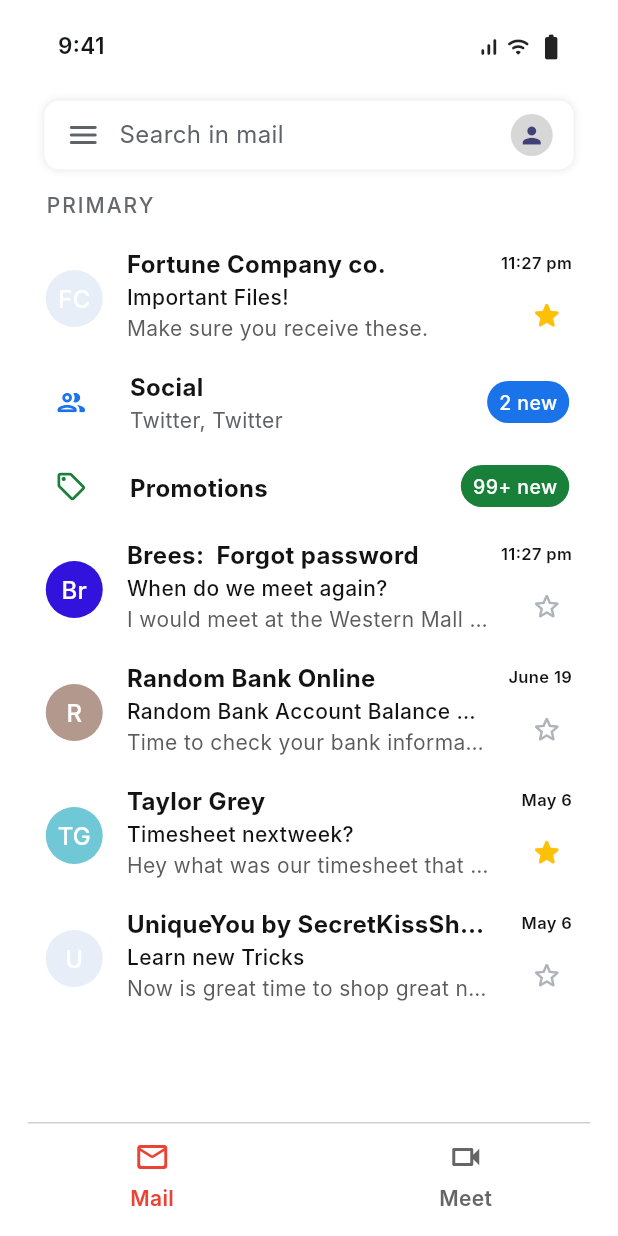
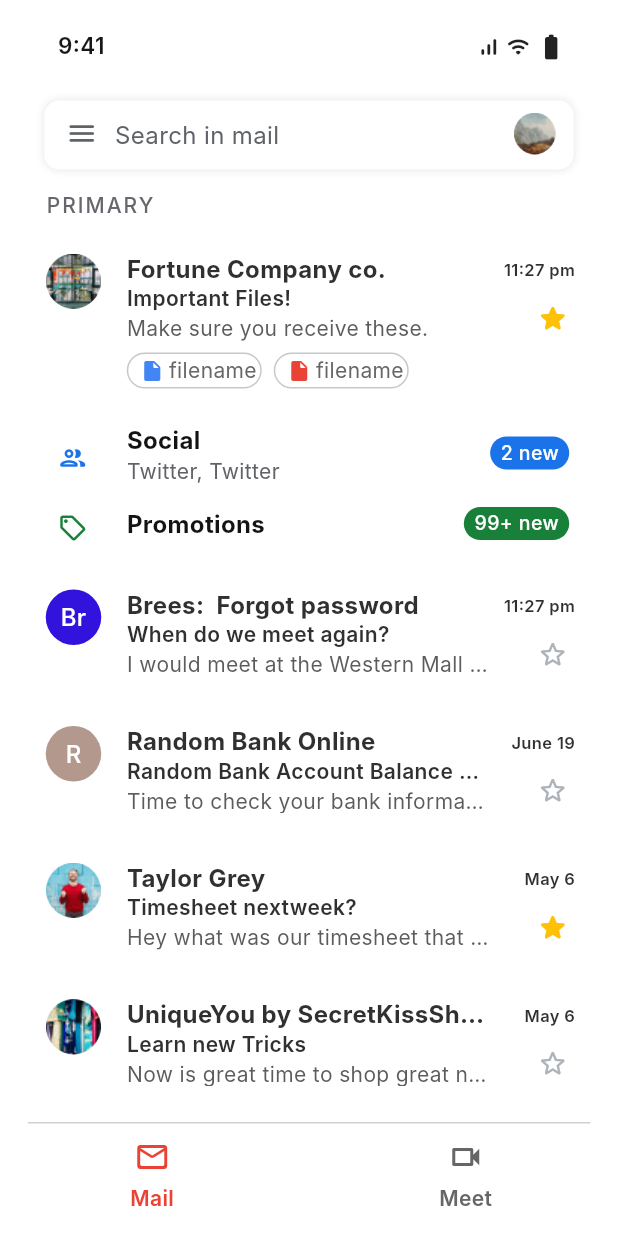
Before and after one commit to Husseinabozina/Brees-Mobile-App, a Flutter app: the GmailInboxScreen widget shown alone on an empty page, opened directly with empty values, on a phone screen of 412 x 824 dp. Run offline on Flutter 3.47's test engine with Material 3 defaults, Android fonts, the phone set to English and light mode, and no system bars; Roboto replaces fonts that are missing (Inter).

Commit message:
fix: align Gmail inbox to Figma geometry and avatars

```diff
--- a/lib/src/core/widgets/gmail_shell.dart
+++ b/lib/src/core/widgets/gmail_shell.dart
@@ -48,7 +48,6 @@ class GmailShell extends StatelessWidget {
               top: 61,
               height: 46,
               child: Container(
-                padding: const EdgeInsets.symmetric(horizontal: 14),
                 decoration: BoxDecoration(
                   color: Colors.white,
                   borderRadius: BorderRadius.circular(10),
@@ -59,11 +58,20 @@ class GmailShell extends StatelessWidget {
                     ),
                   ],
                 ),
-                child: const Row(
+                child: Stack(
                   children: [
-                    Icon(Icons.menu_rounded, color: Color(0xFF5F6368)),
-                    SizedBox(width: 12),
-                    Expanded(
+                    const Positioned(
+                      left: 14,
+                      top: 11,
+                      child: Icon(
+                        Icons.menu_rounded,
+                        color: Color(0xFF5F6368),
+                        size: 22,
+                      ),
+                    ),
+                    const Positioned(
+                      left: 47,
+                      top: 12,
                       child: Text(
                         'Search in mail',
                         style: TextStyle(
@@ -72,10 +80,17 @@ class GmailShell extends StatelessWidget {
                         ),
                       ),
                     ),
-                    CircleAvatar(
-                      radius: 14,
-                      backgroundColor: Color(0xFFD7D7D7),
-                      child: Icon(Icons.person, size: 18),
+                    Positioned(
+                      right: 12,
+                      top: 8,
+                      width: 28,
+                      height: 28,
+                      child: ClipOval(
+                        child: Image.asset(
+                          'assets/images/gmail_profile_avatar.png',
+                          fit: BoxFit.cover,
+                        ),
+                      ),
                     ),
                   ],
                 ),
--- a/lib/src/features/system_preview/presentation/pages/gmail_inbox_screen.dart
+++ b/lib/src/features/system_preview/presentation/pages/gmail_inbox_screen.dart
@@ -33,22 +33,24 @@ class GmailInboxScreen extends StatelessWidget {
             const Positioned(
               left: 0,
               right: 0,
-              top: 34,
-              height: 82,
+              top: 44,
+              height: 91,
               child: _MailRow(
                 avatarText: 'FC',
+                avatarAsset: 'assets/images/gmail_fortune_avatar.png',
                 title: 'Fortune Company co.',
                 subject: 'Important Files!',
                 preview: 'Make sure you receive these.',
                 time: '11:27 pm',
                 starred: true,
+                attachments: true,
               ),
             ),
             const Positioned(
               left: 0,
               right: 0,
-              top: 116,
-              height: 56,
+              top: 158,
+              height: 44,
               child: _CategoryRow(
                 icon: Icons.people_outline_rounded,
                 title: 'Social',
@@ -60,8 +62,8 @@ class GmailInboxScreen extends StatelessWidget {
             const Positioned(
               left: 0,
               right: 0,
-              top: 172,
-              height: 56,
+              top: 214,
+              height: 40,
               child: _CategoryRow(
                 icon: Icons.sell_outlined,
                 title: 'Promotions',
@@ -73,8 +75,8 @@ class GmailInboxScreen extends StatelessWidget {
             Positioned(
               left: 0,
               right: 0,
-              top: 228,
-              height: 82,
+              top: 268,
+              height: 59,
               child: _MailRow(
                 avatarText: 'Br',
                 title: 'Brees:  Forgot password',
@@ -88,8 +90,8 @@ class GmailInboxScreen extends StatelessWidget {
             const Positioned(
               left: 0,
               right: 0,
-              top: 310,
-              height: 82,
+              top: 359,
+              height: 59,
               child: _MailRow(
                 avatarText: 'R',
                 title: 'Random Bank Online',
@@ -102,10 +104,11 @@ class GmailInboxScreen extends StatelessWidget {
             const Positioned(
               left: 0,
               right: 0,
-              top: 392,
-              height: 82,
+              top: 450,
+              height: 59,
               child: _MailRow(
                 avatarText: 'TG',
+                avatarAsset: 'assets/images/gmail_taylor_avatar.png',
                 title: 'Taylor Grey',
                 subject: 'Timesheet nextweek?',
                 preview: 'Hey what was our timesheet that was for..',
@@ -117,10 +120,11 @@ class GmailInboxScreen extends StatelessWidget {
             const Positioned(
               left: 0,
               right: 0,
-              top: 474,
-              height: 82,
+              top: 541,
+              height: 59,
               child: _MailRow(
                 avatarText: 'U',
+                avatarAsset: 'assets/images/gmail_unique_avatar.png',
                 title: 'UniqueYou by SecretKissShop',
                 subject: 'Learn new Tricks',
                 preview: 'Now is great time to shop great new fash..',
@@ -158,51 +162,52 @@ class _CategoryRow extends StatelessWidget {
 
   @override
   Widget build(BuildContext context) {
+    final compact = subtitle.isEmpty;
     return Stack(
       children: [
         Positioned(
-          left: 18,
-          top: 17,
-          child: Icon(icon, color: badgeColor, size: 22),
+          left: 20,
+          top: compact ? 4 : 13,
+          child: Icon(icon, color: badgeColor, size: 20),
         ),
         Positioned(
-          left: 68,
-          right: 86,
-          top: subtitle.isEmpty ? 19 : 8,
+          left: 66,
+          right: 90,
+          top: compact ? 0 : 0,
           child: Text(
             title,
             maxLines: 1,
             overflow: TextOverflow.ellipsis,
             style: const TextStyle(
               fontSize: 16,
-              height: 20 / 16,
+              height: 22 / 16,
               fontWeight: FontWeight.w700,
             ),
           ),
         ),
-        if (subtitle.isNotEmpty)
+        if (!compact)
           Positioned(
-            left: 68,
-            right: 86,
-            top: 31,
+            left: 66,
+            right: 90,
+            top: 22,
             child: Text(
               subtitle,
               maxLines: 1,
               overflow: TextOverflow.ellipsis,
               style: const TextStyle(
                 fontSize: 14,
-                height: 18 / 14,
+                height: 19 / 14,
                 color: Color(0xFF606267),
               ),
             ),
           ),
         Positioned(
           right: 14,
-          top: 14,
+          top: compact ? 0 : 9,
           child: Container(
-            height: 28,
+            height: 22,
             alignment: Alignment.center,
-            padding: const EdgeInsets.symmetric(horizontal: 8),
+            padding: const EdgeInsets.symmetric(horizontal: 7),
             decoration: BoxDecoration(
               color: badgeColor,
               borderRadius: BorderRadius.circular(50),
@@ -212,7 +217,7 @@ class _CategoryRow extends StatelessWidget {
               style: const TextStyle(
                 color: Colors.white,
                 fontSize: 13,
-                height: 16 / 13,
+                height: 15 / 13,
                 fontWeight: FontWeight.w500,
               ),
             ),
@@ -230,18 +235,22 @@ class _MailRow extends StatelessWidget {
     required this.subject,
     required this.preview,
     required this.time,
+    this.avatarAsset,
     this.avatarColor = const Color(0xFFE7EEF8),
     this.starred = false,
+    this.attachments = false,
     this.onTap,
   });
 
   final String avatarText;
+  final String? avatarAsset;
   final String title;
   final String subject;
   final String preview;
   final String time;
   final Color avatarColor;
   final bool starred;
+  final bool attachments;
   final VoidCallback? onTap;
 
   @override
@@ -253,11 +262,12 @@ class _MailRow extends StatelessWidget {
         children: [
           Positioned(
             left: 12,
-            top: 22,
-            width: 38,
-            height: 38,
-            child: CircleAvatar(
-              radius: 19,
+            top: 1,
+            width: 37,
+            height: 37,
+            child: avatarAsset == null
+                ? CircleAvatar(
+                    radius: 18.5,
                     backgroundColor: avatarColor,
                     child: Text(
                       avatarText,
@@ -267,19 +277,23 @@ class _MailRow extends StatelessWidget {
                         height: 20 / 16,
                       ),
                     ),
+                  )
+                : ClipOval(
+                    child: Image.asset(avatarAsset!, fit: BoxFit.cover),
                   ),
           ),
           Positioned(
             left: 66,
             right: 67,
-            top: 8,
+            top: 0,
             child: Text(
               title,
               maxLines: 1,
               overflow: TextOverflow.ellipsis,
               style: const TextStyle(
+                color: Color(0xFF303030),
                 fontSize: 16,
-                height: 20 / 16,
+                height: 22 / 16,
                 fontWeight: FontWeight.w700,
               ),
             ),
@@ -287,42 +301,44 @@ class _MailRow extends StatelessWidget {
           Positioned(
             left: 66,
             right: 67,
-            top: 31,
+            top: 23,
             child: Text(
               subject,
               maxLines: 1,
               overflow: TextOverflow.ellipsis,
               style: const TextStyle(
+                color: Color(0xFF303030),
                 fontSize: 14,
-                height: 18 / 14,
-                fontWeight: FontWeight.w500,
+                height: 16 / 14,
+                fontWeight: FontWeight.w600,
               ),
             ),
           ),
           Positioned(
             left: 66,
             right: 67,
-            top: 52,
+            top: 43,
             child: Text(
               preview,
               maxLines: 1,
               overflow: TextOverflow.ellipsis,
               style: const TextStyle(
                 fontSize: 14,
-                height: 18 / 14,
+                height: 16 / 14,
                 color: Color(0xFF5D5C5D),
               ),
             ),
           ),
           Positioned(
-            right: 12,
-            top: 10,
-            width: 48,
+            right: 10,
+            top: 5,
+            width: 52,
             child: Text(
               time,
               maxLines: 1,
               textAlign: TextAlign.right,
               style: const TextStyle(
+                color: Color(0xFF303030),
                 fontSize: 11,
                 height: 14 / 11,
                 fontWeight: FontWeight.w600,
@@ -330,12 +346,57 @@ class _MailRow extends StatelessWidget {
             ),
           ),
           Positioned(
-            right: 18,
-            top: 41,
+            right: 14,
+            top: 33,
             child: Icon(
               starred ? Icons.star_rounded : Icons.star_border_rounded,
               color: starred ? const Color(0xFFFFC107) : const Color(0xFFADB3BA),
               size: 22,
+            ),
+          ),
+          if (attachments)
+            const Positioned(
+              left: 66,
+              top: 67,
+              child: Row(
+                children: [
+                  _AttachmentChip(color: Color(0xFF4285F4)),
+                  SizedBox(width: 8),
+                  _AttachmentChip(color: Color(0xFFEA4335)),
+                ],
+              ),
+            ),
+        ],
+      ),
+    );
+  }
+}
+
+class _AttachmentChip extends StatelessWidget {
+  const _AttachmentChip({required this.color});
+
+  final Color color;
+
+  @override
+  Widget build(BuildContext context) {
+    return Container(
+      width: 90,
+      height: 24,
+      padding: const EdgeInsets.symmetric(horizontal: 8),
+      decoration: BoxDecoration(
+        border: Border.all(color: const Color(0xFFC8C8C8)),
+        borderRadius: BorderRadius.circular(12),
+      ),
+      child: Row(
+        children: [
+          Icon(Icons.insert_drive_file_rounded, size: 16, color: color),
+          const SizedBox(width: 3),
+          const Text(
+            'filename',
+            style: TextStyle(
+              color: Color(0xFF666666),
+              fontSize: 14,
+              height: 16 / 14,
             ),
           ),
         ],
```
Also changed, not shown: assets/images/gmail_fortune_avatar.png (added), assets/images/gmail_profile_avatar.png (added), assets/images/gmail_taylor_avatar.png (added), assets/images/gmail_unique_avatar.png (added). Lines whose indentation alone changed are shown as unchanged.
